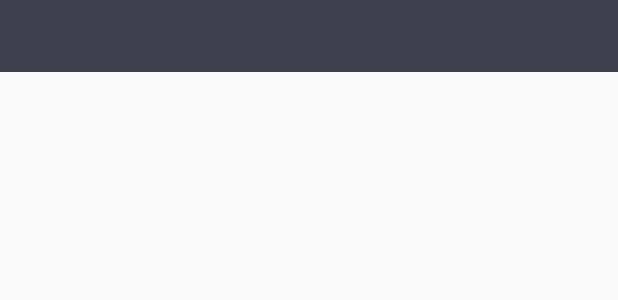
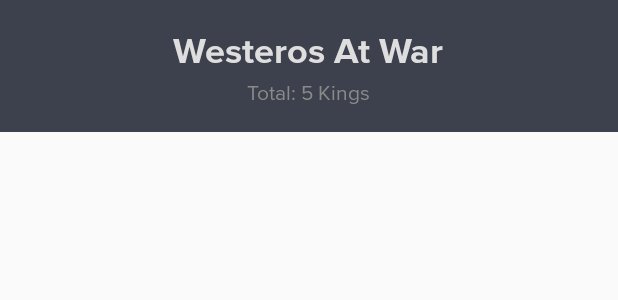
Before and after one commit to adnaan1703/thoughtworks_westeros_at_war, an Android app: the layout home_screen_list_item_dummy_layout.xml on its own in the app's theme, with its tools: preview values and no code run, on a phone screen of 412 x 824 dp. Shown: the top 300 px of the screen. Run offline under Robolectric (Android 15) with nearby library versions, the phone set to English and light mode, and no system bars.

Commit message:
finished the home screen

```diff
--- a/app/src/main/java/com/example/adaanahmed/westerosatwar/home_screen/HomeScreenContract.java
+++ b/app/src/main/java/com/example/adaanahmed/westerosatwar/home_screen/HomeScreenContract.java
@@ -18,18 +18,19 @@ class HomeScreenContract {
     interface Presenter extends BasePresenter {
         int ROW_ITEMS_COUNT = 10;
 
-        void fetchData(int index);
+        void fetchData();
 
         void startSearchFragment();
 
         void startFilterFragment();
 
         void startKingProfileActivity(King king);
+
+        int getTotalCount();
     }
 
     interface View extends BaseView {
 
         void updateList(ArrayList<King> kings, boolean isComplete);
-
     }
 }
--- a/app/src/main/res/layout/activity_home_screen.xml
+++ b/app/src/main/res/layout/activity_home_screen.xml
@@ -16,7 +16,7 @@
         <RelativeLayout
             android:layout_width="match_parent"
             android:layout_height="?attr/actionBarSize"
-            android:gravity="center_vertical">
+            android:gravity="bottom">
 
             <ImageView
                 android:id="@+id/toolbar_home"
--- a/app/src/main/res/layout/home_screen_list_item_dummy_layout.xml
+++ b/app/src/main/res/layout/home_screen_list_item_dummy_layout.xml
@@ -1,6 +1,30 @@
 <?xml version="1.0" encoding="utf-8"?>
 <LinearLayout xmlns:android="http://schemas.android.com/apk/res/android"
+    xmlns:app="http://schemas.android.com/apk/res-auto"
+    xmlns:tools="http://schemas.android.com/tools"
     android:layout_width="match_parent"
-    android:layout_height="48dp"
+    android:layout_height="wrap_content"
     android:background="@color/colorPrimary"
-    android:orientation="vertical" />
+    android:orientation="vertical"
+    android:padding="@dimen/margin_16">
+
+    <com.example.adaanahmed.westerosatwar.UIWidget.ProximaTextView
+        android:layout_width="wrap_content"
+        android:layout_height="wrap_content"
+        android:layout_gravity="center"
+        android:text="@string/app_name"
+        android:textColor="@color/white_87"
+        android:textSize="24sp"
+        app:proxima_font="proxima_bold" />
+
+    <com.example.adaanahmed.westerosatwar.UIWidget.ProximaTextView
+        android:id="@+id/home_screen_list_item_dummy_subtitle"
+        android:layout_width="wrap_content"
+        android:layout_height="wrap_content"
+        android:layout_gravity="center"
+        android:textColor="@color/white_54"
+        android:textSize="14sp"
+        app:proxima_font="proxima_regular"
+        tools:text="Total: 5 Kings" />
+
+</LinearLayout>
--- a/app/src/main/res/values/strings.xml
+++ b/app/src/main/res/values/strings.xml
@@ -8,4 +8,5 @@
     <string name="processing_data">Processing data…</string>
     <string name="battle_strength">Battle Strength: %s</string>
     <string name="rating">Rating: %d</string>
+    <string name="total">Total: %d Kings</string>
 </resources>
```
Also changed, not shown: app/src/main/java/com/example/adaanahmed/westerosatwar/home_screen/HomeScreenActivity.java (+11 -1 lines), app/src/main/java/com/example/adaanahmed/westerosatwar/home_screen/HomeScreenListAdapter.java (+66 -5 lines), app/src/main/java/com/example/adaanahmed/westerosatwar/home_screen/HomeScreenPresenter.java (+12 -6 lines), app/src/main/java/com/example/adaanahmed/westerosatwar/splash_screen/SplashScreenPresenter.java (+29 -15 lines), app/src/main/res/layout/home_screen_list_item_footer_item_layout.xml (added, +19 -0 lines).
